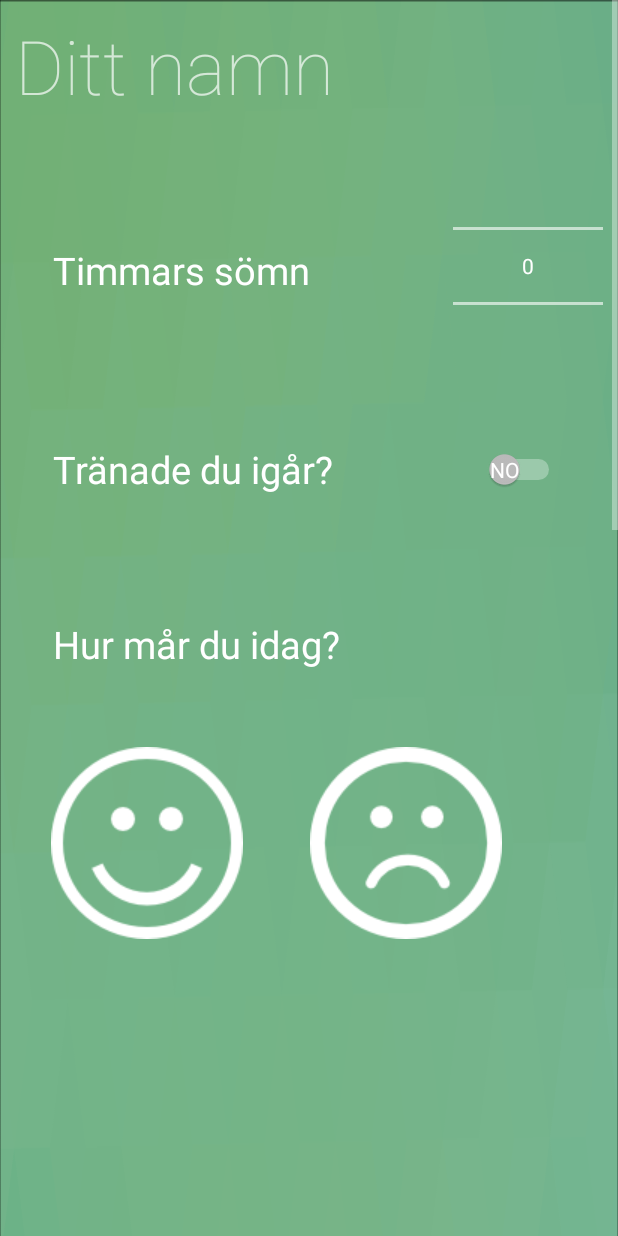
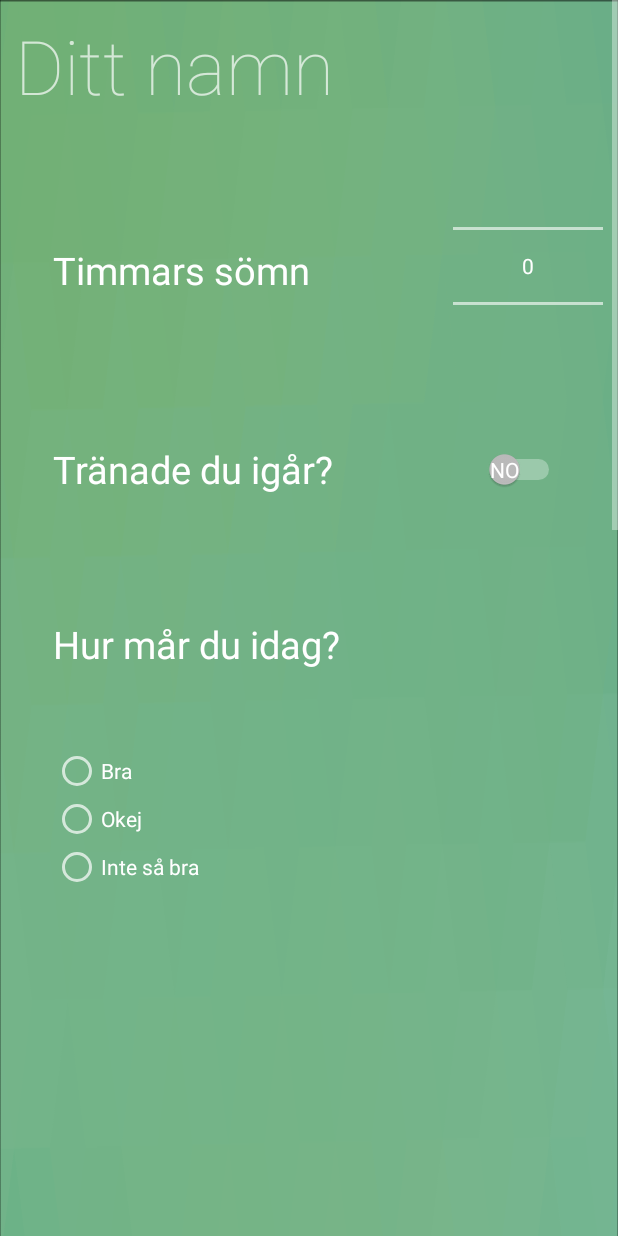
Before and after one commit to victorRomlin/android, an Android app: the layout loginactivity.xml on its own in the app's theme, with its tools: preview values and no code run, on a phone screen of 412 x 824 dp. Run offline under Robolectric (Android 15) with nearby library versions, the phone set to English and light mode, and no system bars.

Commit message:
send data layout

```diff
--- a/MyApplication2/app/src/main/res/layout/loginactivity.xml
+++ b/MyApplication2/app/src/main/res/layout/loginactivity.xml
@@ -81,30 +81,49 @@
         android:id="@+id/button"
         android:layout_gravity="right|center"
         android:layout_alignParentBottom="true"
-        android:layout_centerHorizontal="true" />
+        android:layout_centerHorizontal="true"
+        android:onClick="onButtonClicked" />
 
-    <ImageButton
+    <RadioGroup xmlns:android="http://schemas.android.com/apk/res/android"
+        android:layout_width="fill_parent"
+        android:layout_height="wrap_content"
+        android:orientation="vertical"
+        android:layout_marginTop="51dp"
+        android:layout_below="@+id/textView2"
+        android:layout_alignLeft="@+id/textView2"
+        android:layout_alignStart="@+id/textView2">
+    <RadioButton
         android:layout_width="wrap_content"
         android:layout_height="wrap_content"
-        android:id="@+id/imageButton"
-        android:background="@null"
-        android:src="@drawable/smile3"
-        android:onClick="onButtonClick"
-        android:layout_marginTop="51dp"
+        android:text="Bra"
+        android:id="@+id/radioButton"
         android:layout_below="@+id/textView2"
-        android:layout_toLeftOf="@+id/button"
-        android:layout_toStartOf="@+id/button" />
+        android:layout_alignLeft="@+id/textView2"
+        android:checked="false"
+        android:onClick="onRadioButtonClicked" />
 
-    <ImageButton
+    <RadioButton
         android:layout_width="wrap_content"
         android:layout_height="wrap_content"
-        android:id="@+id/imageButton2"
-        android:src="@drawable/smile4"
-        android:background="@null"
-        android:onClick="onButtonClick"
-        android:layout_alignTop="@+id/imageButton"
-        android:layout_toRightOf="@+id/textView"
-        android:layout_toEndOf="@+id/textView" />
+        android:text="Okej"
+        android:id="@+id/radioButton2"
+        android:layout_below="@+id/radioButton"
+        android:layout_alignLeft="@+id/radioButton"
+        android:layout_alignStart="@+id/radioButton"
+        android:checked="false"
+        android:onClick="onRadioButtonClicked" />
 
-    </RelativeLayout>
+    <RadioButton
+        android:layout_width="wrap_content"
+        android:layout_height="wrap_content"
+        android:text="Inte så bra"
+        android:id="@+id/radioButton3"
+        android:layout_below="@+id/radioButton2"
+        android:layout_alignLeft="@+id/radioButton2"
+        android:layout_alignStart="@+id/radioButton2"
+        android:checked="false"
+        android:onClick="onRadioButtonClicked" />
+    </RadioGroup>
+
+</RelativeLayout>
     </ScrollView>
```
Also changed, not shown: MyApplication2/app/src/main/java/com/example/martin/myapplication/LoginActivity.java (+34 -13 lines), MyApplication2/app/src/main/res/layout/content_main.xml (+6 -2 lines).
